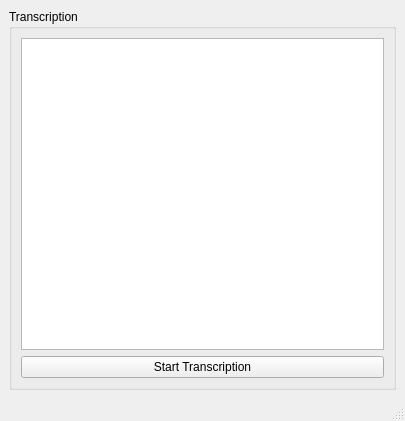
Above: qt/interface.ui from JohnCiubuc/whisper_real_time before the change. Below: the same form after it.
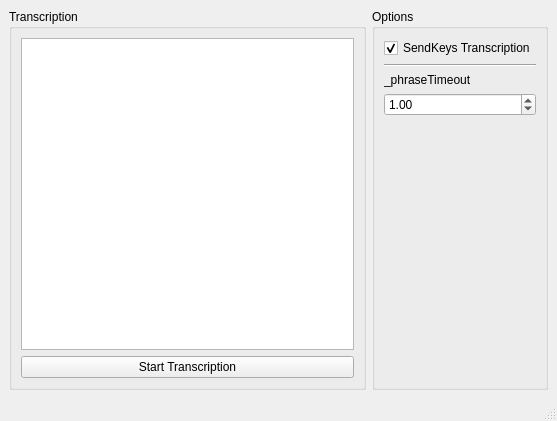
That is the form after the change.

Commit message: GUI options to toggle SendKeys and modify phraseTimeout time

```diff
--- a/qt/interface.ui
+++ b/qt/interface.ui
@@ -6,7 +6,7 @@
    <rect>
     <x>0</x>
     <y>0</y>
-    <width>405</width>
+    <width>557</width>
     <height>421</height>
    </rect>
   </property>
@@ -34,6 +34,62 @@
       </layout>
      </widget>
     </item>
+    <item row="0" column="1">
+     <widget class="QGroupBox" name="groupBox">
+      <property name="title">
+       <string>Options</string>
+      </property>
+      <layout class="QGridLayout" name="gridLayout">
+       <item row="3" column="0">
+        <widget class="QDoubleSpinBox" name="doubleSpinBox_PT">
+         <property name="singleStep">
+          <double>0.100000000000000</double>
+         </property>
+         <property name="value">
+          <double>1.000000000000000</double>
+         </property>
+        </widget>
+       </item>
+       <item row="2" column="0">
+        <widget class="QLabel" name="label">
+         <property name="text">
+          <string>_phraseTimeout</string>
+         </property>
+        </widget>
+       </item>
+       <item row="0" column="0">
+        <widget class="QCheckBox" name="checkBox_SK">
+         <property name="text">
+          <string>SendKeys Transcription</string>
+         </property>
+         <property name="checked">
+          <bool>true</bool>
+         </property>
+        </widget>
+       </item>
+       <item row="4" column="0">
+        <spacer name="verticalSpacer">
+         <property name="orientation">
+          <enum>Qt::Vertical</enum>
+         </property>
+         <property name="sizeHint" stdset="0">
+          <size>
+           <width>20</width>
+           <height>40</height>
+          </size>
+         </property>
+        </spacer>
+       </item>
+       <item row="1" column="0">
+        <widget class="Line" name="line">
+         <property name="orientation">
+          <enum>Qt::Horizontal</enum>
+         </property>
+        </widget>
+       </item>
+      </layout>
+     </widget>
+    </item>
    </layout>
   </widget>
   <widget class="QMenuBar" name="menubar">
```
Left out of the diff: 2 changed lines with no effect on the pictures. The commit also changes 3 other files.
